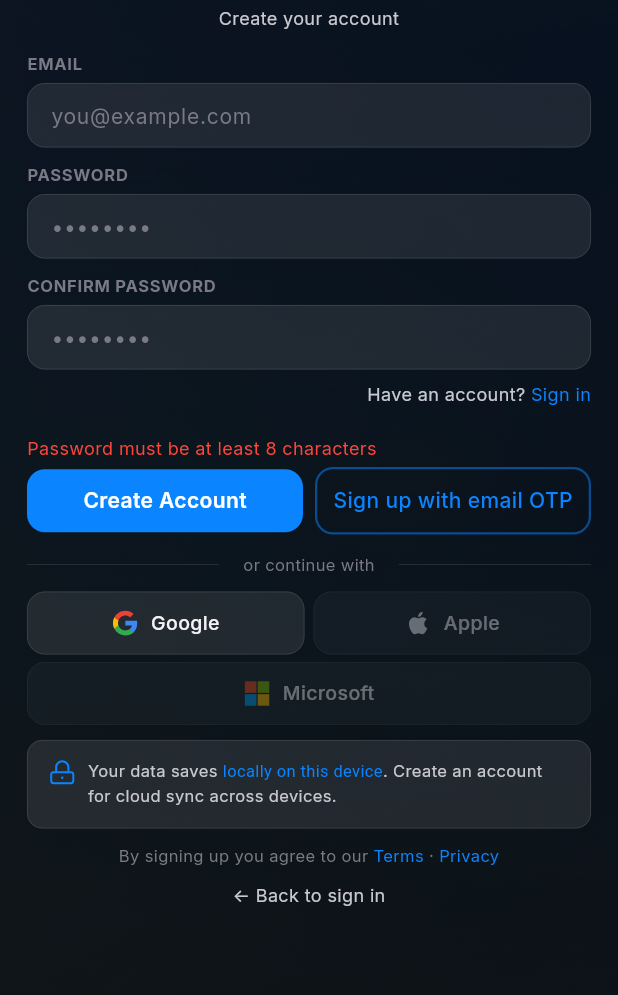
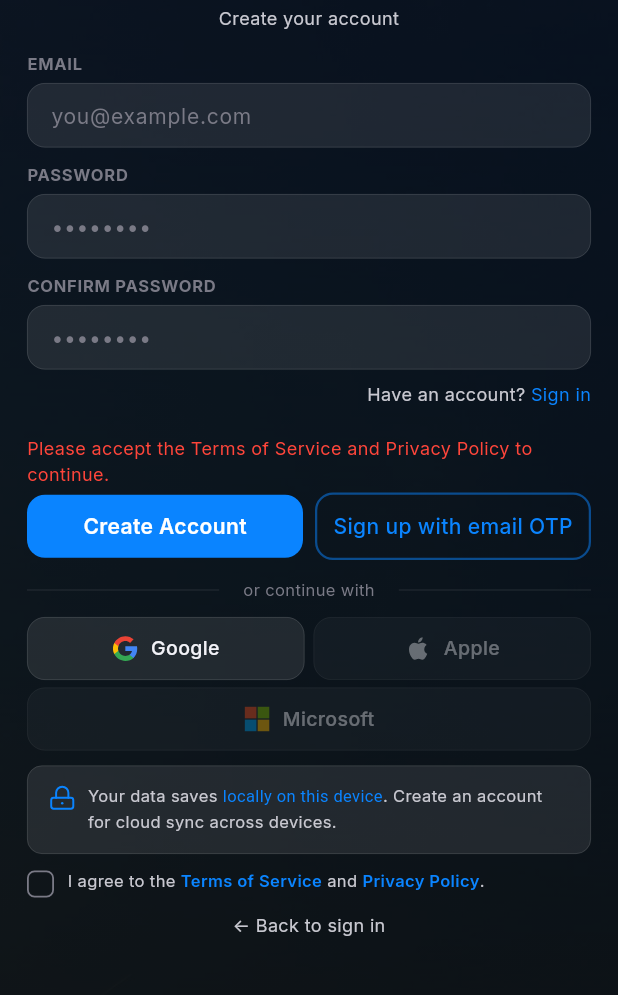
Before and after one commit to rjumbarthi/taskera_app_IOS, a Flutter app: the SignupScreen screen opened by its route, after a tap on "Create Account", on a phone screen of 412 x 824 dp, the part 196-1191 px from its top. Run offline on Flutter 3.47's test engine with Material 3 defaults, Android fonts, the phone set to English and light mode, and no system bars; our stand-ins replace drift, flutter_local_notifications, flutter_riverpod, flutter_secure_storage, flutter_svg, go_router and 6 more; missing offline and left inert: flutter_web_auth_2, googleapis, home_widget, window_manager; accounts and stored records are empty; generated files the repository leaves out were written again.

Commit message:
Remote Gmail/Calendar flags, mandatory consent, remove AI-from-mail/calendar claims
- Gmail + Calendar gated by Supabase app_flags (remote on/off, default OFF)

- Mandatory Terms/Privacy acceptance checkbox on sign-in & sign-up

- Remove inaccurate 'AI' labels in inbox/calendar (on-device heuristics, no AI)

- Disclose 'AI never accesses Gmail/Calendar' in-app + privacy/terms + docs

Co-Authored-By: Claude Opus 4.8 (1M context) <noreply@anthropic.com>

```diff
--- a/lib/screens/legal_screen.dart
+++ b/lib/screens/legal_screen.dart
@@ -293,6 +293,7 @@ class _PrivacyContent extends StatelessWidget {
         title: 'Google User Data & Gmail (Limited Use)',
         body: 'Kaal offers an optional feature that connects your Google account so you can review your unread emails inside Kaal and turn them into tasks, notes, or calendar items. If you enable it, Kaal uses read-only Gmail access (gmail.readonly) to (a) list your unread messages\' sender, subject and date, and (b) read a message\'s contents only when you open it, so you can convert it into a task or note.\n\n'
             'Your Gmail data is processed on your device to provide this feature and is shown only to you. We do not store your email content on our servers; only the tasks or notes you choose to create are saved. We never send, modify, label, or delete your email.\n\n'
+            'Kaal\'s AI features never access your Gmail or Google Calendar. Email and calendar data are processed only on your device using simple keyword rules — they are never sent to any AI or machine-learning service.\n\n'
             'Kaal\'s use of information received from Google APIs adheres to the Google API Services User Data Policy, including the Limited Use requirements. We do not sell Gmail data, use it for advertising, use it to train AI or machine-learning models, or transfer it to others except as needed to provide this feature, to comply with applicable law, or in a merger or acquisition with equivalent protections. No human reads your email except with your explicit consent, for security or abuse investigations, or where required by law.\n\n'
             'You can disconnect Google access at any time in Settings → Integrations, which revokes Kaal\'s access to your Gmail.',
         colors: colors,
--- a/lib/screens/onboarding/signup_screen.dart
+++ b/lib/screens/onboarding/signup_screen.dart
@@ -31,7 +31,16 @@ class _SignupScreenState extends ConsumerState<SignupScreen>
   bool _otpMode             = false;
   bool _loading             = false;
   bool _confirmationPending = false;
+  bool _accepted            = false; // Terms of Service + Privacy Policy consent
   String? _error;
+
+  /// Blocks account creation until the user has accepted the legal terms.
+  bool _consentOk() {
+    if (_accepted) return true;
+    setState(() => _error =
+        'Please accept the Terms of Service and Privacy Policy to continue.');
+    return false;
+  }
 
   @override
   void dispose() {
@@ -75,6 +84,7 @@ class _SignupScreenState extends ConsumerState<SignupScreen>
   }
 
   Future<void> _createAccount() async {
+    if (!_consentOk()) return;
     final pwProblem = _passwordProblem(_password.text);
     if (pwProblem != null) {
       setState(() => _error = pwProblem);
@@ -103,6 +113,7 @@ class _SignupScreenState extends ConsumerState<SignupScreen>
   }
 
   Future<void> _sendOtp() async {
+    if (!_consentOk()) return;
     if (!_backendConfigured) {
       if (mounted) context.go(KaalRoutes.onboard);
       return;
@@ -124,10 +135,13 @@ class _SignupScreenState extends ConsumerState<SignupScreen>
     }
   }
 
-  Future<void> _verifyAndCreate() => _run(
+  Future<void> _verifyAndCreate() async {
+    if (!_consentOk()) return;
+    return _run(
       () => _auth.verifyOtp(_email.text, _otp.text),
       successRoute: KaalRoutes.onboard,
     );
+  }
 
   Future<void> _resendOtp() async {
     if (otpOnCooldown) return;
@@ -135,10 +149,13 @@ class _SignupScreenState extends ConsumerState<SignupScreen>
     if (mounted) startOtpCooldown();
   }
 
-  Future<void> _googleSignUp() => _run(
+  Future<void> _googleSignUp() async {
+    if (!_consentOk()) return;
+    return _run(
       () => _auth.signInWithGoogle(),
       successRoute: KaalRoutes.onboard,
     );
+  }
 
 
   static String _friendlyError(Object e) {
@@ -555,49 +572,49 @@ class _SignupScreenState extends ConsumerState<SignupScreen>
                   ),
                   const SizedBox(height: 10),
 
-                  // ── Terms · Privacy ───────────────────────────────────────
-                  Row(
-                    mainAxisAlignment: MainAxisAlignment.center,
+                  // ── Terms & Privacy — required consent checkbox ───────────
+                  GestureDetector(
+                    behavior: HitTestBehavior.opaque,
+                    onTap: () => setState(() { _accepted = !_accepted; if (_accepted) _error = null; }),
+                    child: Row(
+                      crossAxisAlignment: CrossAxisAlignment.start,
                       children: [
-                      Text(
-                        'By signing up you agree to our ',
-                        style: TextStyle(
-                          fontFamily: 'Inter',
-                          fontSize: 11,
-                          color: colors.ink3,
+                        Container(
+                          width: 18, height: 18,
+                          margin: const EdgeInsets.only(top: 1),
+                          decoration: BoxDecoration(
+                            color: _accepted ? KaalColors.acc : Colors.transparent,
+                            borderRadius: BorderRadius.circular(5),
+                            border: Border.all(width: 1.2, color: _accepted ? KaalColors.acc : colors.ink3),
                           ),
+                          child: _accepted ? const Icon(Icons.check_rounded, size: 13, color: Colors.white) : null,
                         ),
+                        const SizedBox(width: 9),
+                        Expanded(
+                          child: Wrap(
+                            crossAxisAlignment: WrapCrossAlignment.center,
+                            children: [
+                              Text('I agree to the ',
+                                  style: TextStyle(fontFamily: 'Inter', fontSize: 11, color: colors.ink2, height: 1.45)),
                               GestureDetector(
                                 onTap: () => context.push(KaalRoutes.legal),
-                        child: const Text(
-                          'Terms',
-                          style: TextStyle(
-                            fontFamily: 'Inter',
-                            fontSize: 11,
-                            color: KaalColors.acc,
+                                child: const Text('Terms of Service',
+                                    style: TextStyle(fontFamily: 'Inter', fontSize: 11, fontWeight: FontWeight.w600, color: KaalColors.acc, height: 1.45)),
                               ),
+                              Text(' and ',
+                                  style: TextStyle(fontFamily: 'Inter', fontSize: 11, color: colors.ink2, height: 1.45)),
+                              GestureDetector(
+                                onTap: () => context.push('${KaalRoutes.legal}?tab=privacy'),
+                                child: const Text('Privacy Policy',
+                                    style: TextStyle(fontFamily: 'Inter', fontSize: 11, fontWeight: FontWeight.w600, color: KaalColors.acc, height: 1.45)),
                               ),
-                      ),
-                      Text(
-                        ' · ',
-                        style: TextStyle(
-                          fontFamily: 'Inter',
-                          fontSize: 11,
-                          color: colors.ink3,
-                        ),
-                      ),
-                      GestureDetector(
-                        onTap: () => context.push(KaalRoutes.legal),
-                        child: const Text(
-                          'Privacy',
-                          style: TextStyle(
-                            fontFamily: 'Inter',
-                            fontSize: 11,
-                            color: KaalColors.acc,
-                          ),
+                              Text('.',
+                                  style: TextStyle(fontFamily: 'Inter', fontSize: 11, color: colors.ink2, height: 1.45)),
+                            ],
                           ),
                         ),
                       ],
+                    ),
                   ),
                   const SizedBox(height: 4),
 
```
Also changed, not shown: lib/config/feature_flags.dart (+5 -19 lines), lib/data/providers/feature_flags_provider.dart (added, +55 -0 lines), lib/screens/calendar/cal_sync_screen.dart (+10 -1 lines), lib/screens/calendar/calendar_screen.dart (+7 -7 lines), lib/screens/calendar/gmail_sync_screen.dart (+5 -4 lines), lib/screens/inbox/inbox_screen.dart (+21 -16 lines), lib/screens/onboarding/signin_screen.dart (+58 -30 lines), lib/screens/settings/settings_screen.dart (+8 -4 lines), 2 other files. Lines whose indentation alone changed are shown as unchanged.
